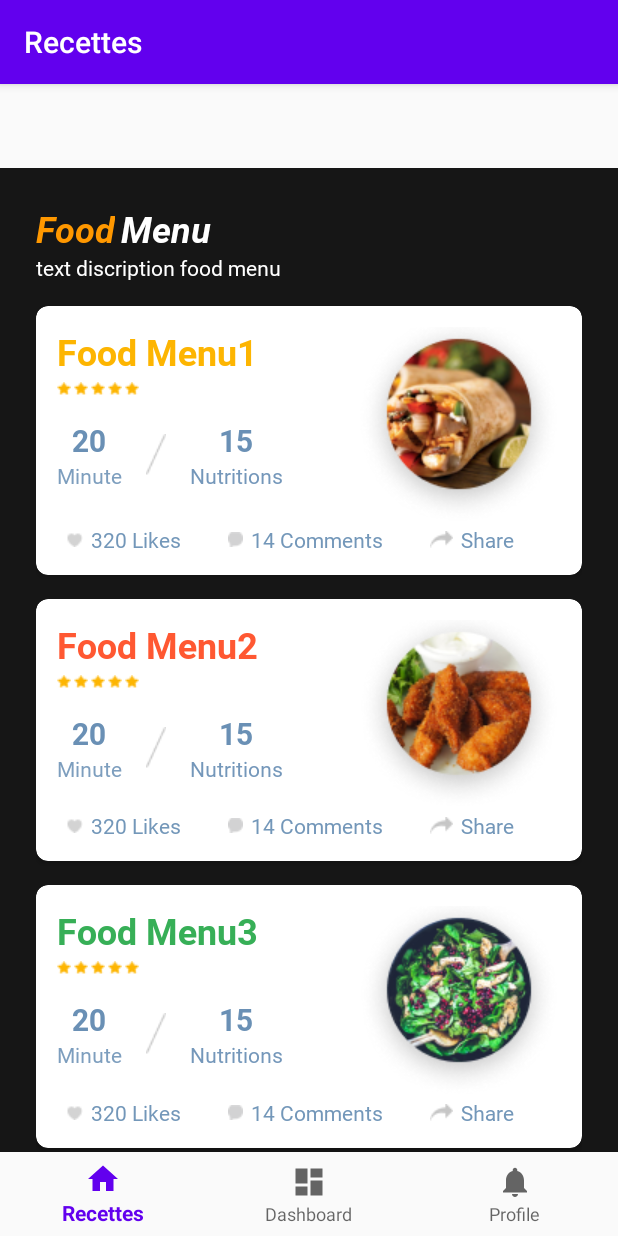
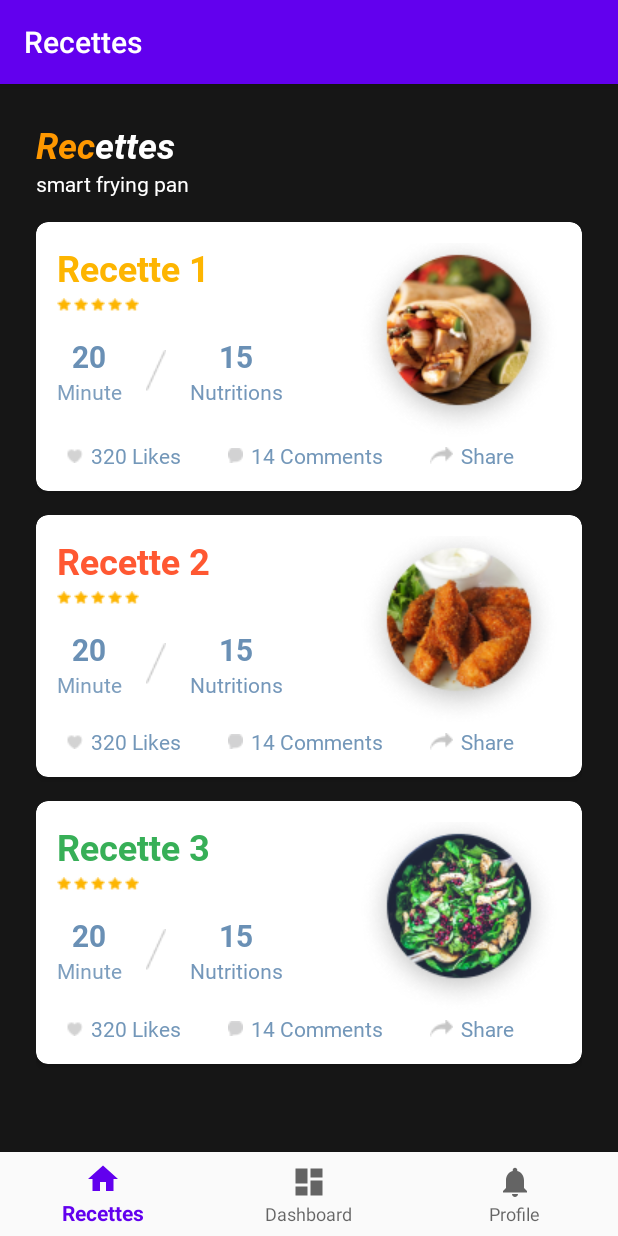
Before and after one commit to Leaf-Crp/app-smart-pan, an Android app: the screen it shows after launch (MainActivity), on a phone screen of 412 x 824 dp. Run offline under Robolectric (Android 15) with nearby library versions, the phone set to English and light mode, and no system bars; our stand-ins replace navigation-ui.

Commit message:
Recipes Page

```diff
--- a/mobile/src/main/res/layout/activity_main.xml
+++ b/mobile/src/main/res/layout/activity_main.xml
@@ -3,8 +3,7 @@
     xmlns:app="http://schemas.android.com/apk/res-auto"
     android:id="@+id/container"
     android:layout_width="match_parent"
-    android:layout_height="match_parent"
-    android:paddingTop="?attr/actionBarSize">
+    android:layout_height="match_parent">
 
     <com.google.android.material.bottomnavigation.BottomNavigationView
         android:id="@+id/nav_view"
--- a/mobile/src/main/res/layout/fragment_recipes.xml
+++ b/mobile/src/main/res/layout/fragment_recipes.xml
@@ -18,16 +18,15 @@
             android:layout_width="wrap_content"
             android:layout_height="wrap_content"
             android:fontFamily="@font/roboto_bolditalic"
-            android:text="Food"
+            android:text="Rec"
             android:textColor="#FF9800"
             android:textSize="24dp"/>
 
         <TextView
             android:layout_width="wrap_content"
             android:layout_height="wrap_content"
-            android:layout_marginLeft="4dp"
             android:fontFamily="@font/roboto_bolditalic"
-            android:text="Menu"
+            android:text="ettes"
             android:textColor="#fff"
             android:textSize="24dp"/>
     </LinearLayout>
@@ -36,7 +35,7 @@
         android:layout_width="wrap_content"
         android:layout_height="wrap_content"
         android:fontFamily="@font/roboto_regular"
-        android:text="text discription food menu"
+        android:text="smart frying pan"
         android:textColor="#fff"
         android:textSize="14dp"/>
 
@@ -66,7 +65,7 @@
                         android:layout_width="wrap_content"
                         android:layout_height="wrap_content"
                         android:fontFamily="@font/roboto_bold"
-                        android:text="Food Menu1"
+                        android:text="Recette 1"
                         android:textColor="#fdb501"
                         android:textSize="24dp" />
 
@@ -300,7 +299,7 @@
                         android:layout_width="wrap_content"
                         android:layout_height="wrap_content"
                         android:fontFamily="@font/roboto_bold"
-                        android:text="Food Menu2"
+                        android:text="Recette 2"
                         android:textColor="#FF5832"
                         android:textSize="24dp" />
 
@@ -534,7 +533,7 @@
                         android:layout_width="wrap_content"
                         android:layout_height="wrap_content"
                         android:fontFamily="@font/roboto_bold"
-                        android:text="Food Menu3"
+                        android:text="Recette 3"
                         android:textColor="#37AF57"
                         android:textSize="24dp" />
 
```
